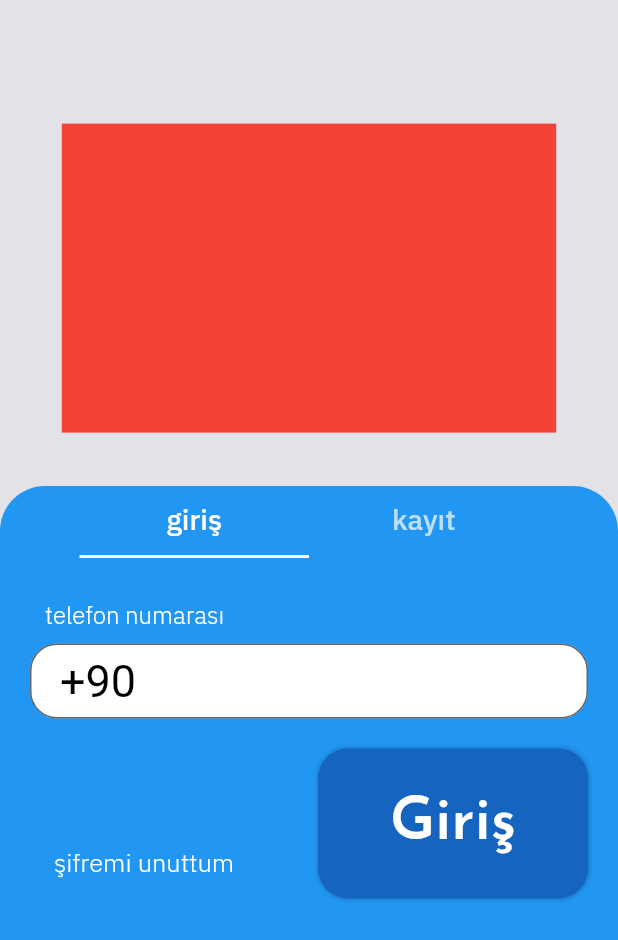
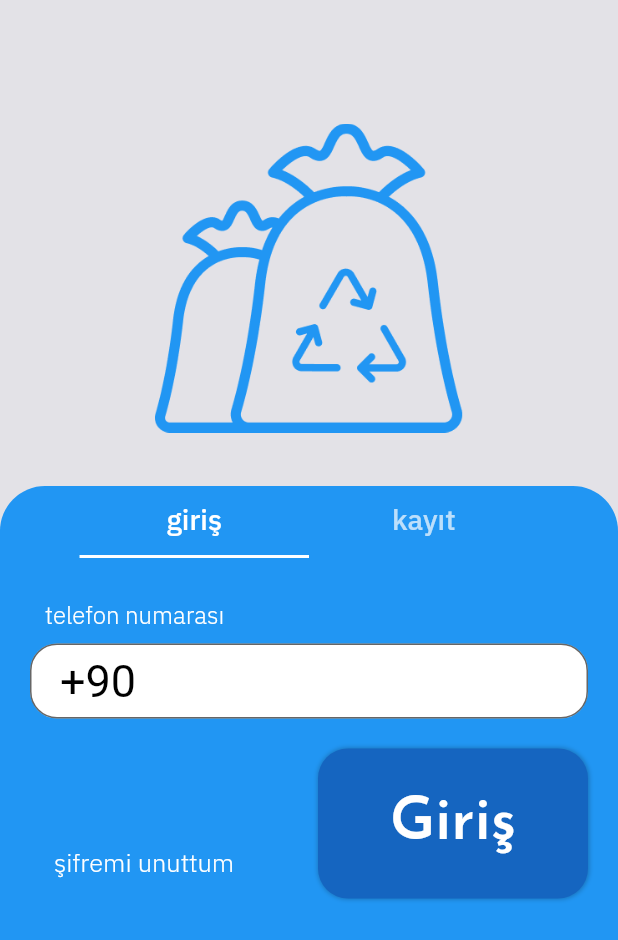
Before and after one commit to GarbageCollector-Flutter/garbage-collecter-mobile, a Flutter app: the screen it shows after launch, on a phone screen of 412 x 824 dp. Shown: the top 940 px of the screen. Run offline on Flutter 3.47's test engine with Material 2 defaults, Android fonts, the phone set to English and light mode, and no system bars; our stand-ins replace circular_countdown_timer, cloud_firestore, easy_localization, firebase_auth, firebase_core, flutter_mobx and 5 more; accounts and stored records are empty; generated files the repository leaves out were written again.

Commit message:
app icon

```diff
--- a/lib/core/constants/app/app_constants.dart
+++ b/lib/core/constants/app/app_constants.dart
@@ -1,7 +1,9 @@
+// ignore_for_file: constant_identifier_names
+
 class ApplicationConstants{
-// ignore: constant_identifier_names
+
 static const LANG_ASSET_PATH = "assets/lang";
 
-
+static const APP_ICON_PATH = "assets/uicons/app_icon.png";
 
 }
--- a/lib/view/login/login_view.dart
+++ b/lib/view/login/login_view.dart
@@ -7,6 +7,7 @@ import 'package:first_three/core/components/widgets/dialogs/default_dialog.dart'
 import 'package:first_three/core/components/widgets/input_widgets/login_inputters.dart';
 import 'package:first_three/core/components/widgets/buttons/sign_button.dart';
 import 'package:first_three/core/components/widgets/others/animated_label.dart';
+import 'package:first_three/core/constants/app/app_constants.dart';
 import 'package:first_three/core/init/lang/locale_keys.g.dart';
 import 'package:first_three/model/user/user_model.dart';
 import 'package:first_three/view/login/login_view_model.dart';
@@ -108,7 +109,9 @@ class _LoginViewState extends BaseState<LoginView> {
             right: dynamicWidth(0.1),
             top: dynamicHeight(0.1)),
         child: Container(
-          color: Colors.red,
+          width: dynamicWidth(1),
+          child: SafeArea(child:
+           Image.asset(ApplicationConstants.APP_ICON_PATH, color: ThemeData().primaryColor)),
         ),
       );
 
@@ -159,10 +162,12 @@ class _LoginViewState extends BaseState<LoginView> {
   Widget get animatedLogo => AnimatedContainer(
         width: isKeyboardHide ? 0 : 150,
         height: isKeyboardHide ? 0 : 70,
-        alignment: Alignment.center,
+        alignment: Alignment.topCenter,
         curve: Curves.fastOutSlowIn,
         duration: const Duration(seconds: 1),
-        color: Colors.red,
+        //color: Colors.red,
+           child: SafeArea(child:
+           Image.asset(ApplicationConstants.APP_ICON_PATH, color: Colors.white)),
       );
 
   Widget get formFields => Expanded(
```
Also changed, not shown: assets/uicons/app_icon.png (added).
